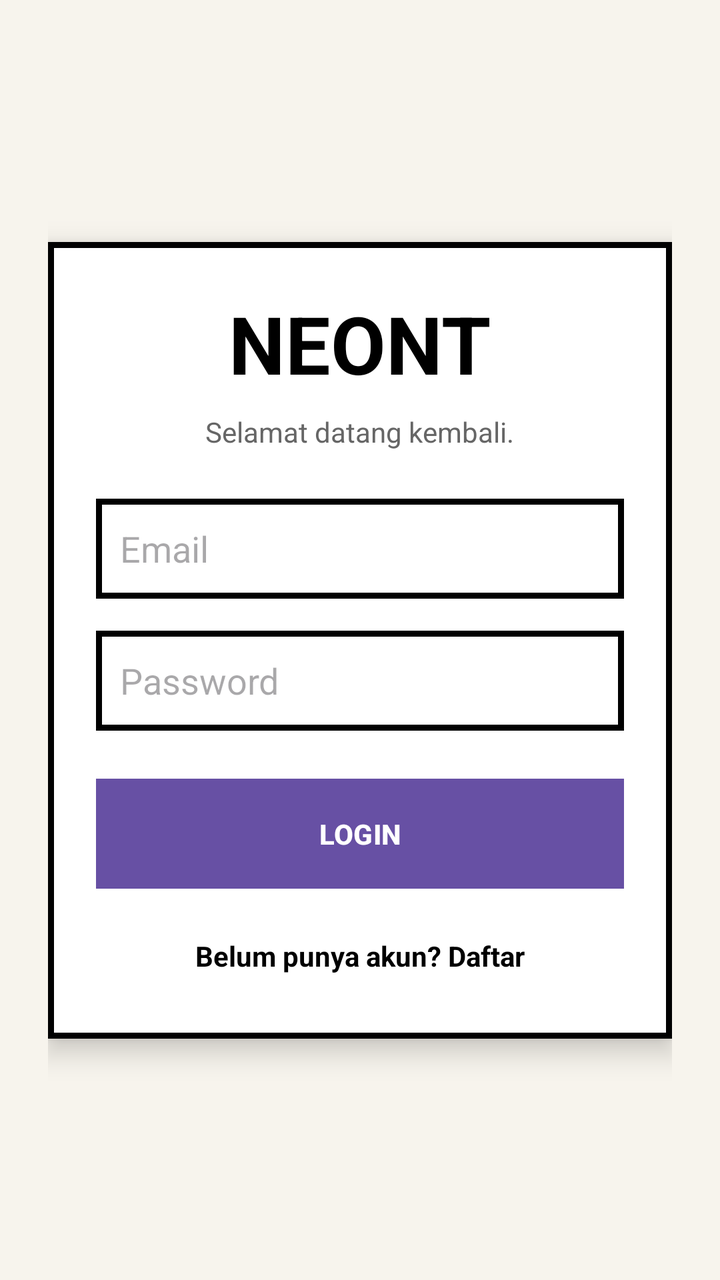
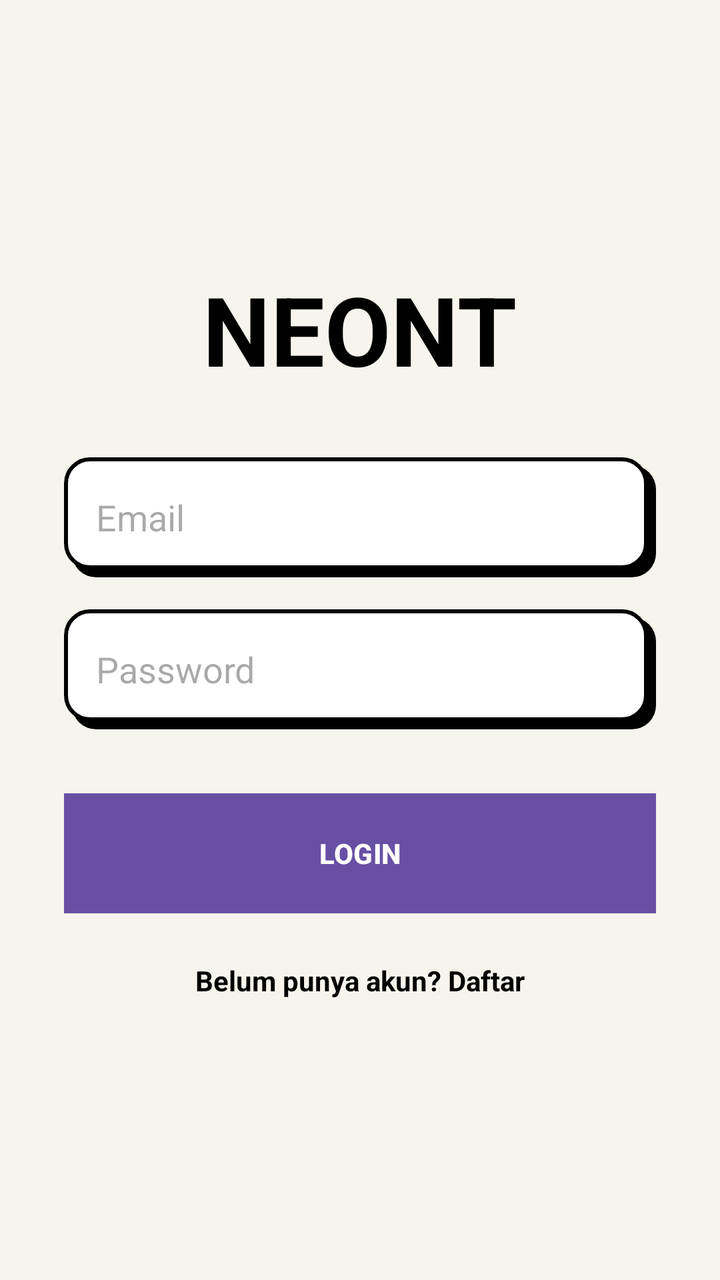

Screens rendered from an Android XML layout before and after an edit, with the pre-edit source and the edit as a unified diff.
<!-- AndroidManifest.xml: application theme Theme.Material3.DayNight.NoActionBar -->
<!-- res/layout/activity_main.xml -->
<?xml version="1.0" encoding="utf-8"?>
<androidx.constraintlayout.widget.ConstraintLayout xmlns:android="http://schemas.android.com/apk/res/android"
    xmlns:app="http://schemas.android.com/apk/res-auto"
    android:layout_width="match_parent"
    android:layout_height="match_parent"
    android:background="@color/nb_bg"
    android:padding="24dp">

    <LinearLayout
        android:id="@+id/loginBox"
        android:layout_width="match_parent"
        android:layout_height="wrap_content"
        android:background="@drawable/nb_edittext_bg"
        android:orientation="vertical"
        android:padding="24dp"
        android:elevation="8dp"
        app:layout_constraintBottom_toBottomOf="parent"
        app:layout_constraintTop_toTopOf="parent">

        <TextView
            android:layout_width="wrap_content"
            android:layout_height="wrap_content"
            android:layout_gravity="center"
            android:text="NEONT"
            android:textColor="@color/nb_black"
            android:textSize="40sp"
            android:textStyle="bold"
            android:layout_marginBottom="8dp" />

        <TextView
            android:layout_width="wrap_content"
            android:layout_height="wrap_content"
            android:layout_gravity="center"
            android:text="Selamat datang kembali."
            android:textColor="#666666"
            android:layout_marginBottom="24dp" />

        <EditText
            android:id="@+id/etEmail"
            android:layout_width="match_parent"
            android:layout_height="50dp"
            android:background="@drawable/nb_edittext_bg"
            android:hint="Email"
            android:inputType="textEmailAddress"
            android:padding="12dp"
            android:textColor="@color/nb_black"
            android:layout_marginBottom="16dp"
            android:importantForAutofill="no"
            android:autofillHints="" />

        <EditText
            android:id="@+id/etPassword"
            android:layout_width="match_parent"
            android:layout_height="50dp"
            android:background="@drawable/nb_edittext_bg"
            android:hint="Password"
            android:inputType="textPassword"
            android:padding="12dp"
            android:textColor="@color/nb_black"
            android:layout_marginBottom="24dp"
            android:importantForAutofill="no"
            android:autofillHints="" />

        <Button
            android:id="@+id/btnLogin"
            android:layout_width="match_parent"
            android:layout_height="55dp"
            android:background="@drawable/nb_button_bg"
            android:text="LOGIN"
            android:textColor="@color/nb_white"
            android:textStyle="bold"
            android:layout_marginBottom="16dp" />

        <TextView
            android:id="@+id/tvGoToRegister"
            android:layout_width="wrap_content"
            android:layout_height="wrap_content"
            android:layout_gravity="center"
            android:text="Belum punya akun? Daftar"
            android:textColor="@color/nb_black"
            android:textStyle="bold"
            android:padding="8dp" />

    </LinearLayout>

</androidx.constraintlayout.widget.ConstraintLayout>
<!-- resources referenced by this layout -->
<resources>
  <color name="nb_bg">#F7F4ED</color>
  <color name="nb_black">#000000</color>
  <color name="nb_white">#FFFFFF</color>
  <!-- drawable nb_button_bg (drawable) -->
  <?xml version="1.0" encoding="utf-8"?>
  <shape xmlns:android="http://schemas.android.com/apk/res/android">
      <solid android:color="@color/nb_black" />
      <stroke android:width="3dp" android:color="@color/nb_black" />
      <corners android:radius="0dp" />
  </shape>
  <!-- drawable nb_edittext_bg (drawable) -->
  <?xml version="1.0" encoding="utf-8"?>
  <shape xmlns:android="http://schemas.android.com/apk/res/android">
      <solid android:color="@color/nb_white" />
      <stroke android:width="3dp" android:color="@color/nb_black" />
      <corners android:radius="0dp" />
  </shape>
</resources>

<!-- the commit's change to res/layout/activity_main.xml (unified diff, before → after) -->
@@ -1,86 +1,66 @@
 <?xml version="1.0" encoding="utf-8"?>
-<androidx.constraintlayout.widget.ConstraintLayout xmlns:android="http://schemas.android.com/apk/res/android"
-    xmlns:app="http://schemas.android.com/apk/res-auto"
+<LinearLayout xmlns:android="http://schemas.android.com/apk/res/android"
     android:layout_width="match_parent"
     android:layout_height="match_parent"
     android:background="@color/nb_bg"
-    android:padding="24dp">
+    android:orientation="vertical"
+    android:padding="32dp"
+    android:gravity="center">
 
-    <LinearLayout
-        android:id="@+id/loginBox"
+    <TextView
+        android:layout_width="wrap_content"
+        android:layout_height="wrap_content"
+        android:text="NEONT"
+        android:textColor="@color/nb_black"
+        android:textSize="48sp"
+        android:textStyle="bold"
+        android:layout_marginBottom="32dp" />
+
+    <EditText
+        android:id="@+id/etEmail"
         android:layout_width="match_parent"
+        android:layout_height="60dp"
+        android:background="@drawable/nb_box_white"
+        android:hint="Email"
+        android:inputType="textEmailAddress"
+        android:padding="16dp"
+        android:textColor="@color/nb_black"
+        android:layout_marginBottom="16dp"
+        android:importantForAutofill="no"
+        android:autofillHints="" />
+
+    <EditText
+        android:id="@+id/etPassword"
+        android:layout_width="match_parent"
+        android:layout_height="60dp"
+        android:background="@drawable/nb_box_white"
+        android:hint="Password"
+        android:inputType="textPassword"
+        android:padding="16dp"
+        android:textColor="@color/nb_black"
+        android:layout_marginBottom="32dp"
+        android:importantForAutofill="no"
+        android:autofillHints="" />
+
+    <Button
+        android:id="@+id/btnLogin"
+        android:layout_width="match_parent"
+        android:layout_height="60dp"
+        android:background="@drawable/nb_button_bg"
+        android:text="LOGIN"
+        android:textColor="@color/nb_white"
+        android:textStyle="bold"
+        android:foreground="?attr/selectableItemBackground"
+        android:stateListAnimator="@null"
+        android:layout_marginBottom="16dp" />
+
+    <TextView
+        android:id="@+id/tvGoToRegister"
+        android:layout_width="wrap_content"
         android:layout_height="wrap_content"
-        android:background="@drawable/nb_edittext_bg"
-        android:orientation="vertical"
-        android:padding="24dp"
-        android:elevation="8dp"
-        app:layout_constraintBottom_toBottomOf="parent"
-        app:layout_constraintTop_toTopOf="parent">
+        android:text="Belum punya akun? Daftar"
+        android:textColor="@color/nb_black"
+        android:textStyle="bold"
+        android:padding="8dp" />
 
-        <TextView
-            android:layout_width="wrap_content"
-            android:layout_height="wrap_content"
-            android:layout_gravity="center"
-            android:text="NEONT"
-            android:textColor="@color/nb_black"
-            android:textSize="40sp"
-            android:textStyle="bold"
-            android:layout_marginBottom="8dp" />
-
-        <TextView
-            android:layout_width="wrap_content"
-            android:layout_height="wrap_content"
-            android:layout_gravity="center"
-            android:text="Selamat datang kembali."
-            android:textColor="#666666"
-            android:layout_marginBottom="24dp" />
-
-        <EditText
-            android:id="@+id/etEmail"
-            android:layout_width="match_parent"
-            android:layout_height="50dp"
-            android:background="@drawable/nb_edittext_bg"
-            android:hint="Email"
-            android:inputType="textEmailAddress"
-            android:padding="12dp"
-            android:textColor="@color/nb_black"
-            android:layout_marginBottom="16dp"
-            android:importantForAutofill="no"
-            android:autofillHints="" />
-
-        <EditText
-            android:id="@+id/etPassword"
-            android:layout_width="match_parent"
-            android:layout_height="50dp"
-            android:background="@drawable/nb_edittext_bg"
-            android:hint="Password"
-            android:inputType="textPassword"
-            android:padding="12dp"
-            android:textColor="@color/nb_black"
-            android:layout_marginBottom="24dp"
-            android:importantForAutofill="no"
-            android:autofillHints="" />
-
-        <Button
-            android:id="@+id/btnLogin"
-            android:layout_width="match_parent"
-            android:layout_height="55dp"
-            android:background="@drawable/nb_button_bg"
-            android:text="LOGIN"
-            android:textColor="@color/nb_white"
-            android:textStyle="bold"
-            android:layout_marginBottom="16dp" />
-
-        <TextView
-            android:id="@+id/tvGoToRegister"
-            android:layout_width="wrap_content"
-            android:layout_height="wrap_content"
-            android:layout_gravity="center"
-            android:text="Belum punya akun? Daftar"
-            android:textColor="@color/nb_black"
-            android:textStyle="bold"
-            android:padding="8dp" />
-
-    </LinearLayout>
-
-</androidx.constraintlayout.widget.ConstraintLayout>
+</LinearLayout>
<!-- resource entries referenced after the edit -->
@@ -3,6 +3,25 @@
   <color name="nb_bg">#F7F4ED</color>
   <color name="nb_black">#000000</color>
   <color name="nb_white">#FFFFFF</color>
+  <!-- drawable nb_box_white (drawable) -->
+  <?xml version="1.0" encoding="utf-8"?>
+  <layer-list xmlns:android="http://schemas.android.com/apk/res/android">
+      
+      <item android:left="4dp" android:top="4dp">
+          <shape>
+              <solid android:color="@color/nb_black" />
+              <corners android:radius="12dp" />
+          </shape>
+      </item>
+      
+      <item android:right="4dp" android:bottom="4dp">
+          <shape>
+              <solid android:color="@color/nb_white" />
+              <stroke android:width="2dp" android:color="@color/nb_black" />
+              <corners android:radius="12dp" />
+          </shape>
+      </item>
+  </layer-list>
   <!-- drawable nb_button_bg (drawable) -->
   <?xml version="1.0" encoding="utf-8"?>
   <shape xmlns:android="http://schemas.android.com/apk/res/android">
@@ -10,12 +29,5 @@
       <stroke android:width="3dp" android:color="@color/nb_black" />
       <corners android:radius="0dp" />
   </shape>
-  <!-- drawable nb_edittext_bg (drawable) -->
-  <?xml version="1.0" encoding="utf-8"?>
-  <shape xmlns:android="http://schemas.android.com/apk/res/android">
-      <solid android:color="@color/nb_white" />
-      <stroke android:width="3dp" android:color="@color/nb_black" />
-      <corners android:radius="0dp" />
-  </shape>
 </resources>
 
